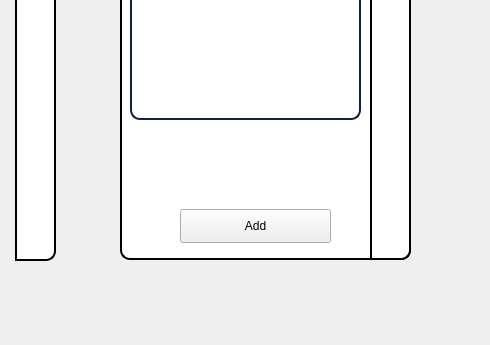
This is contract.ui in HyperDarkmoon/TVEmpire as Qt 5 draws it before an edit; both pictures show x 0 to 490 and y 431 to 776 of the 1276 by 776 pixel window. The edited form follows.
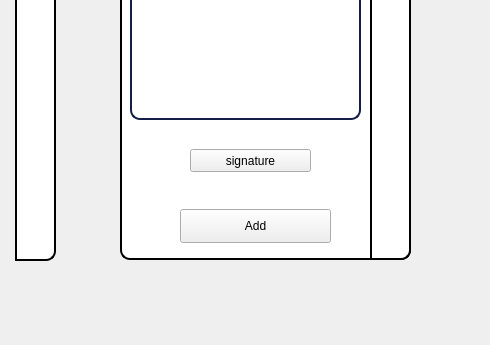
This is the edited form. Icons and pictures are not drawn.

```diff
--- a/contract.ui
+++ b/contract.ui
@@ -483,6 +483,19 @@
      </rect>
     </property>
    </widget>
+   <widget class="QPushButton" name="pushButton">
+    <property name="geometry">
+     <rect>
+      <x>70</x>
+      <y>540</y>
+      <width>121</width>
+      <height>23</height>
+     </rect>
+    </property>
+    <property name="text">
+     <string>signature</string>
+    </property>
+   </widget>
    <zorder>label_5</zorder>
    <zorder>lineEdit_2</zorder>
    <zorder>add_btn</zorder>
@@ -497,6 +510,7 @@
    <zorder>label_10</zorder>
    <zorder>lineEdit_4</zorder>
    <zorder>lineEdit_6</zorder>
+   <zorder>pushButton</zorder>
   </widget>
  </widget>
  <resources/>
```
